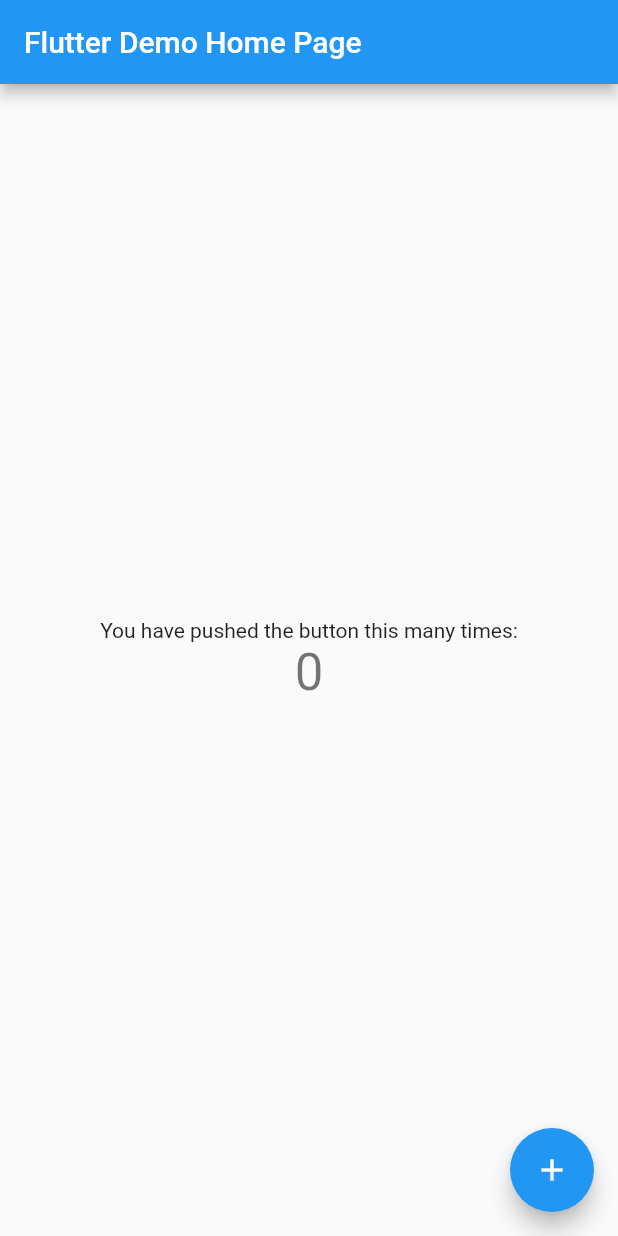
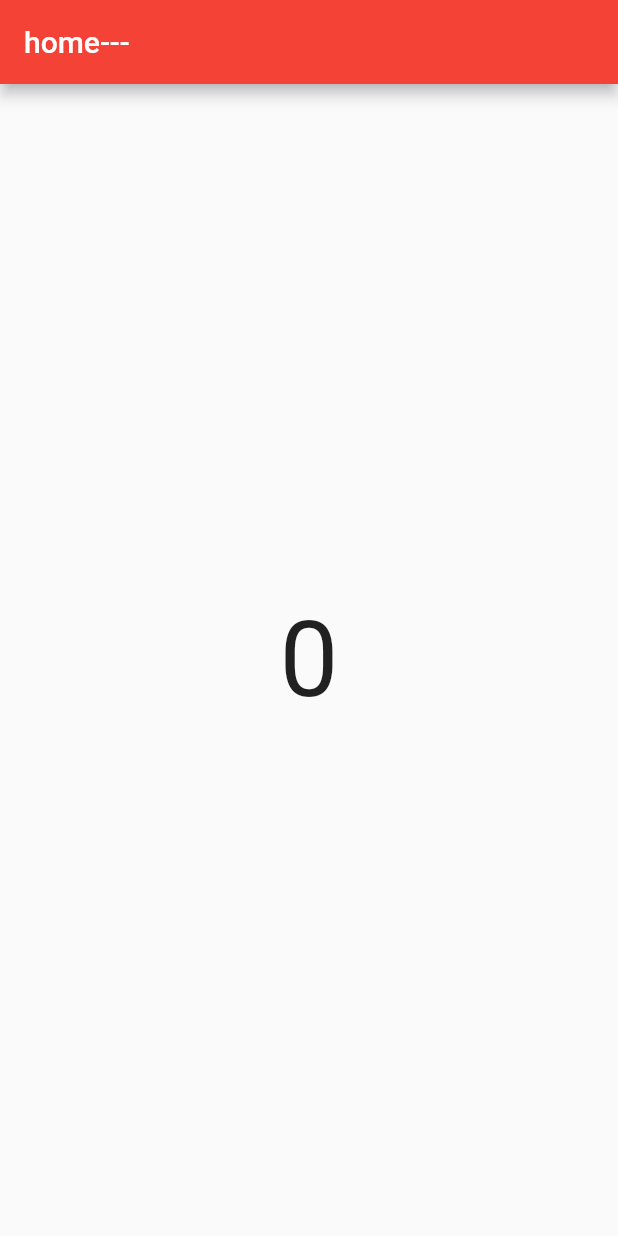
Before and after one commit to sky-918/flutter_github, a Flutter app: the screen it shows after launch, on a phone screen of 412 x 824 dp. Run offline on Flutter 3.47's test engine with Material 2 defaults, Android fonts, the phone set to English and light mode, and no system bars.

Commit message:
feat:自己自定义缓存组建

```diff
--- a/lib/main.dart
+++ b/lib/main.dart
@@ -1,4 +1,6 @@
 import 'package:flutter/material.dart';
+
+import 'pages/home_page.dart';
 
 void main() {
   runApp(const MyApp());
@@ -22,94 +24,12 @@
         // or simply save your changes to "hot reload" in a Flutter IDE).
         // Notice that the counter didn't reset back to zero; the application
         // is not restarted.
-        primarySwatch: Colors.blue,
+        primarySwatch: Colors.red,
       ),
-      home: const MyHomePage(title: 'Flutter Demo Home Page'),
+      routes: {
+
+      },
+      home: const HomePage(),
     );
   }
 }
-
-class MyHomePage extends StatefulWidget {
-  const MyHomePage({Key? key, required this.title}) : super(key: key);
-
-  // This widget is the home page of your application. It is stateful, meaning
-  // that it has a State object (defined below) that contains fields that affect
-  // how it looks.
-
-  // This class is the configuration for the state. It holds the values (in this
-  // case the title) provided by the parent (in this case the App widget) and
-  // used by the build method of the State. Fields in a Widget subclass are
-  // always marked "final".
-
-  final String title;
-
-  @override
-  State<MyHomePage> createState() => _MyHomePageState();
-}
-
-class _MyHomePageState extends State<MyHomePage> {
-  int _counter = 0;
-
-  void _incrementCounter() {
-    setState(() {
-      // This call to setState tells the Flutter framework that something has
-      // changed in this State, which causes it to rerun the build method below
-      // so that the display can reflect the updated values. If we changed
-      // _counter without calling setState(), then the build method would not be
-      // called again, and so nothing would appear to happen.
-      _counter++;
-    });
-  }
-
-  @override
-  Widget build(BuildContext context) {
-    // This method is rerun every time setState is called, for instance as done
-    // by the _incrementCounter method above.
-    //
-    // The Flutter framework has been optimized to make rerunning build methods
-    // fast, so that you can just rebuild anything that needs updating rather
-    // than having to individually change instances of widgets.
-    return Scaffold(
-      appBar: AppBar(
-        // Here we take the value from the MyHomePage object that was created by
-        // the App.build method, and use it to set our appbar title.
-        title: Text(widget.title),
-      ),
-      body: Center(
-        // Center is a layout widget. It takes a single child and positions it
-        // in the middle of the parent.
-        child: Column(
-          // Column is also a layout widget. It takes a list of children and
-          // arranges them vertically. By default, it sizes itself to fit its
-          // children horizontally, and tries to be as tall as its parent.
-          //
-          // Invoke "debug painting" (press "p" in the console, choose the
-          // "Toggle Debug Paint" action from the Flutter Inspector in Android
-          // Studio, or the "Toggle Debug Paint" command in Visual Studio Code)
-          // to see the wireframe for each widget.
-          //
-          // Column has various properties to control how it sizes itself and
-          // how it positions its children. Here we use mainAxisAlignment to
-          // center the children vertically; the main axis here is the vertical
-          // axis because Columns are vertical (the cross axis would be
-          // horizontal).
-          mainAxisAlignment: MainAxisAlignment.center,
-          children: <Widget>[
-            const Text(
-              'You have pushed the button this many times:',
-            ),
-            Text(
-              '$_counter',
-              style: Theme.of(context).textTheme.headline4,
-            ),
-          ],
-        ),
-      ),
-      floatingActionButton: FloatingActionButton(
-        onPressed: _incrementCounter,
-        tooltip: 'Increment',
-        child: const Icon(Icons.add),
-      ), // This trailing comma makes auto-formatting nicer for build methods.
-    );
-  }
-}
--- /dev/null
+++ b/lib/pages/home_page.dart
@@ -0,0 +1,55 @@
+import 'package:flutter/material.dart';
+import 'package:flutter_github/widget/keep_alive_wrapper.dart';
+
+/// @auter Created by tyy on 2021/12/27
+/// desc   :
+/// version:
+///
+
+class HomePage extends StatefulWidget {
+  final String title;
+
+  const HomePage({Key? key, this.title = "home---"}) : super(key: key);
+
+  @override
+  _HomePageState createState() => _HomePageState();
+}
+
+class _HomePageState extends State<HomePage> {
+  @override
+  Widget build(BuildContext context) {
+    var children = <Widget>[];
+    // 生成 6 个 Tab 页
+    for (int i = 0; i < 6; ++i) {
+      children.add(KeepAliveWrapper(child: Page(text: "$i"),));
+    }
+
+    return Scaffold(
+      appBar: AppBar(
+        title: Text(widget.title),
+      ),
+      body: PageView(
+        scrollDirection: Axis.horizontal,
+        children: children,
+      ),
+    );
+  }
+}
+
+// Tab 页面
+class Page extends StatefulWidget {
+  const Page({Key? key, required this.text}) : super(key: key);
+
+  final String text;
+
+  @override
+  _PageState createState() => _PageState();
+}
+
+class _PageState extends State<Page> {
+  @override
+  Widget build(BuildContext context) {
+    print("build ${widget.text}");
+    return Center(child: Text("${widget.text}", textScaleFactor: 5));
+  }
+}
--- /dev/null
+++ b/lib/widget/keep_alive_wrapper.dart
@@ -0,0 +1,43 @@
+import 'package:flutter/widgets.dart';
+
+/// @auter Created by tyy on 2021/11/25
+/// desc   :可以进行缓存子widget
+/// version:1.0.0
+///
+///  [keepAlive] 为 true 后会缓存所有的列表项，列表项将不会销毁。为 false 时，列表项滑出预加载区域后将会别销毁。
+///  使用时一定要注意是否必要，因为对所有列表项都缓存的会导致更多的内存消耗
+///
+
+class KeepAliveWrapper extends StatefulWidget {
+  const KeepAliveWrapper({
+    Key? key,
+    this.keepAlive = true,
+    required this.child,
+  }) : super(key: key);
+  final bool keepAlive;
+  final Widget child;
+
+  @override
+  _KeepAliveWrapperState createState() => _KeepAliveWrapperState();
+}
+
+class _KeepAliveWrapperState extends State<KeepAliveWrapper>
+    with AutomaticKeepAliveClientMixin {
+  @override
+  Widget build(BuildContext context) {
+    super.build(context);
+    return widget.child;
+  }
+
+  @override
+  void didUpdateWidget(covariant KeepAliveWrapper oldWidget) {
+    if (oldWidget.keepAlive != widget.keepAlive) {
+      // keepAlive 状态需要更新，实现在 AutomaticKeepAliveClientMixin 中
+      updateKeepAlive();
+    }
+    super.didUpdateWidget(oldWidget);
+  }
+
+  @override
+  bool get wantKeepAlive => widget.keepAlive;
+}
--- a/pubspec.yaml
+++ b/pubspec.yaml
@@ -46,7 +46,7 @@
   flutter_lints: ^1.0.0
 
 # For information on the generic Dart part of this file, see the
-# following page: https://dart.dev/tools/pub/pubspec
+# following pages: https://dart.dev/tools/pub/pubspec
 
 # The following section is specific to Flutter.
 flutter:
```
